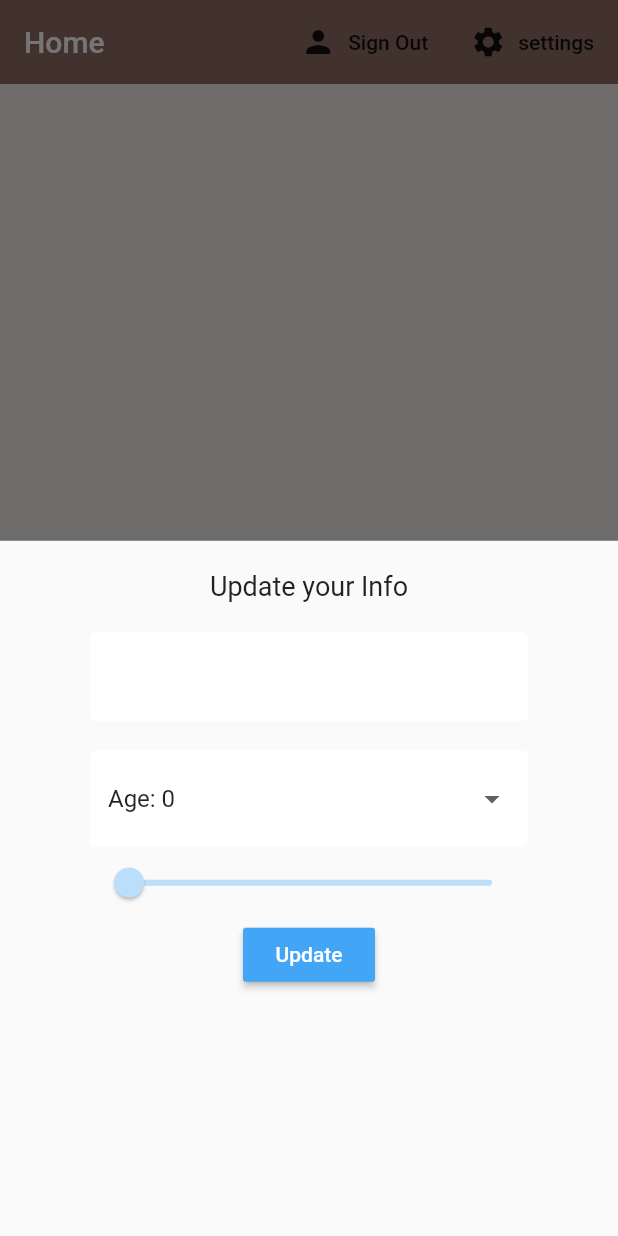
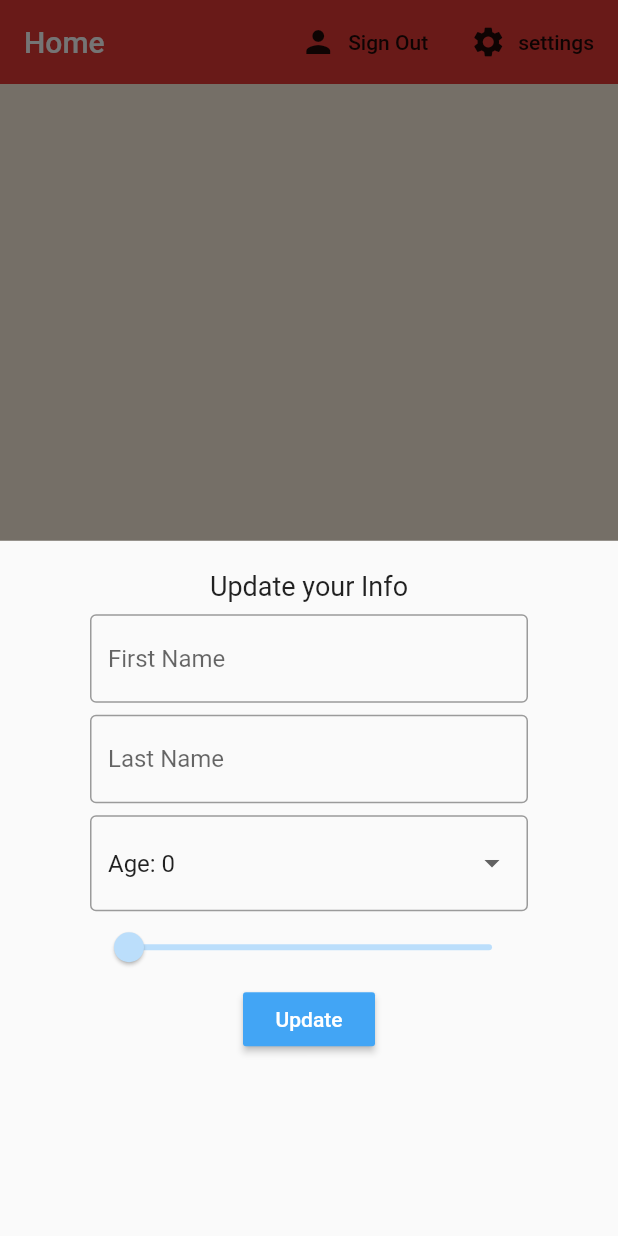
Before and after one commit to meAhsan/rental_life_real_estate, a Flutter app: the screen it shows once a user with an empty profile is signed in, item 4 of the bottom bar chosen, after a tap on "settings", on a phone screen of 412 x 824 dp. Run offline on Flutter 3.47's test engine with Material 2 defaults, Android fonts, the phone set to English and light mode, and no system bars; our stand-ins replace cloud_firestore, firebase_auth, firebase_storage, flutter_spinkit, font_awesome_flutter, google_sign_in and 2 more; accounts and stored records are empty; network calls fail.

Commit message:
Update 0.0.4

```diff
--- a/lib/model/user.dart
+++ b/lib/model/user.dart
@@ -6,9 +6,12 @@ class User {
 
 class UserDocumentData {
   final String uid;
-  final String name;
+  final String firstName;
+  final String lastName;
   final String email;
   final int age;
+  String bio;
 
-  UserDocumentData({this.uid, this.name, this.email, this.age});
+  UserDocumentData({this.uid, this.firstName, this.lastName, this.email, this.age});
+
 }
--- a/lib/model/userInfo.dart
+++ b/lib/model/userInfo.dart
@@ -1,7 +1,8 @@
 class UserData {
-  final String name;
+  final String firstName;
+  final String lastName;
   final String email;
   final int age;
 
-  UserData({this.name, this.email, this.age});
+  UserData({this.firstName, this.lastName, this.email, this.age});
 }
--- a/lib/screens/authenticate/authenticate.dart
+++ b/lib/screens/authenticate/authenticate.dart
@@ -1,3 +1,4 @@
+/*
 import 'package:flutter/material.dart';
 import 'package:realestate/screens/authenticate/register.dart';
 import 'package:realestate/screens/authenticate/sign_in.dart';
@@ -25,3 +26,4 @@ class _AuthenticateState extends State<Authenticate> {
     }
   }
 }
+*/
--- a/lib/screens/authenticate/welcome_screen.dart
+++ b/lib/screens/authenticate/welcome_screen.dart
@@ -5,14 +5,14 @@ import 'package:realestate/shared/loading.dart';
 //import 'package:flutter_ui_challenges/core/presentation/res/assets.dart';
 import 'package:font_awesome_flutter/font_awesome_flutter.dart';
 
-class AuthThreePage extends StatefulWidget {
+class AuthenticationPage extends StatefulWidget {
   static final String path = "lib/screens/authenticate/welcome_screen.dart";
 
   @override
-  _AuthThreePageState createState() => _AuthThreePageState();
+  _AuthenticationPageState createState() => _AuthenticationPageState();
 }
 
-class _AuthThreePageState extends State<AuthThreePage> {
+class _AuthenticationPageState extends State<AuthenticationPage> {
   final AuthService _authService = AuthService();
 
   final String backImg = "image_assets/welcome_screen_bg.jpg";
@@ -318,10 +318,12 @@ class _SignInWithEmailState extends State<SignInWithEmail> {
               SizedBox(
                 height: 12,
               ),
-              Text(
-                error,
-                style: TextStyle(color: Colors.red, fontSize: 14),
-              ),
+              Center(
+                child: Text(
+                  error,
+                  style: TextStyle(color: Colors.red, fontSize: 14),
+                ),
+              )
             ],
           ),
         ));
@@ -393,6 +395,8 @@ class _RegisterState extends State<Register> {
 
   //text field state
   String email = '';
+  String firstName = '';
+  String lastName = '';
   String password = '';
   String error = '';
 
@@ -412,6 +416,42 @@ class _RegisterState extends State<Register> {
                 shrinkWrap: true,
                 padding: const EdgeInsets.all(16.0),
                 children: <Widget>[
+                  /*Row(
+                    mainAxisSize: MainAxisSize.min,
+                    mainAxisAlignment: MainAxisAlignment.center,
+                    children: <Widget>[*/
+                      TextFormField(
+                        decoration: InputDecoration(
+                          hintText: "First Name",
+                          border: OutlineInputBorder(),
+                        ),
+                        validator: ((val) => val.isEmpty ? 'First Name is mandatory' : null),
+                        onChanged: (val) {
+                          setState(() {
+                            firstName = val;
+                          });
+                        },
+                      ),
+                  SizedBox(
+                    height: 10,
+                  ),
+                      TextFormField(
+                        decoration: InputDecoration(
+                          hintText: "Last Name",
+                          border: OutlineInputBorder(),
+                        ),
+                        validator: ((val) => val.isEmpty ? 'Last Name is mandatory' : null),
+                        onChanged: (val) {
+                          setState(() {
+                            lastName = val;
+                          });
+                        },
+                      ),
+                    /*],
+                  ),*/
+                  SizedBox(
+                    height: 10,
+                  ),
                   TextFormField(
                     decoration: InputDecoration(
                       suffixIcon: Icon(Icons.email,
@@ -427,7 +467,7 @@ class _RegisterState extends State<Register> {
                     },
                   ),
                   SizedBox(
-                    height: 20,
+                    height: 10,
                   ),
                   TextFormField(
                     obscureText: true,
@@ -447,7 +487,7 @@ class _RegisterState extends State<Register> {
                     },
                   ),
                   SizedBox(
-                    height: 20,
+                    height: 10,
                   ),
                   RaisedButton(
                     color: Colors.red,
@@ -465,23 +505,26 @@ class _RegisterState extends State<Register> {
                           loading = true;
                         });
                         dynamic result = await _authService.registerWithEmail(
-                            email, password);
+                            email, password, firstName, lastName);
                         if (result == null) {
                           setState(() {
                             loading = false;
-                            return error = 'Please supply a valid email';
+                            return error = 'Please supply a valid email id';
                           });
                         }
                       }
                     },
                   ),
                   SizedBox(
-                    height: 12,
+                    height: 0,
                   ),
-                  Text(
-                    error,
-                    style: TextStyle(color: Colors.red, fontSize: 14),
-                  )
+                  Center(
+                    child: Text(
+                      error,
+                      style: TextStyle(color: Colors.red, fontSize: 14),
+                    ),
+                  ),
+
                 ],
               ),
             ));
--- a/lib/screens/home/bottom_navigation_bar.dart
+++ b/lib/screens/home/bottom_navigation_bar.dart
@@ -2,6 +2,7 @@ import 'package:flutter/material.dart';
 import 'package:realestate/screens/ads/image_capture.dart';
 import 'package:realestate/screens/ads/user_ads_main_page.dart';
 import 'package:realestate/screens/home/home.dart';
+import 'package:realestate/screens/home/user_profile.dart';
 
 class BottomNavigationWidget extends StatefulWidget {
   BottomNavigationWidget({Key key}) : super(key: key);
@@ -15,13 +16,14 @@ class _MyStatefulWidgetState extends State<BottomNavigationWidget> {
   static const TextStyle optionStyle =
       TextStyle(fontSize: 30, fontWeight: FontWeight.bold);
   static List<Widget> _widgetOptions = <Widget>[
-    Text(
+    /*Text(
       'Index 0: Home',
       style: optionStyle,
-    ),
+    ),*/
+    ProfilePage(),
     ImageCapture(),
     Text(
-      'Index 2: Chat',
+      'Chat Coming Soon.',
       style: optionStyle,
     ),
     Home(),
--- a/lib/screens/home/home.dart
+++ b/lib/screens/home/home.dart
@@ -25,10 +25,10 @@ class Home extends StatelessWidget {
     return StreamProvider<List<UserData>>.value(
       value: DatabaseService().userDocumentsStream,
       child: Scaffold(
-        backgroundColor: Colors.brown[50],
+        backgroundColor: Colors.orange[50],
         appBar: AppBar(
           title: Text('Home'),
-          backgroundColor: Colors.brown[400],
+          backgroundColor: Colors.red[600],
           elevation: 0,
           actions: <Widget>[
             FlatButton.icon(
--- a/lib/screens/home/settings_form.dart
+++ b/lib/screens/home/settings_form.dart
@@ -22,7 +22,8 @@ class _SettingsFormState extends State<SettingsForm> {
   final _formKey = GlobalKey<FormState>();
   final List<int> age = createAgeArray();
 
-  String _currentName;
+  String firstName;
+  String lastName;
   String _currentPhoneNumber;
   int _currentAge;
 
@@ -46,21 +47,40 @@ class _SettingsFormState extends State<SettingsForm> {
                     style: TextStyle(fontSize: 18),
                   ),
                   SizedBox(
-                    height: 20,
+                    height: 8,
                   ),
                   TextFormField(
-                    initialValue: userDocumentData.name ?? userDocumentData.name,
-                    decoration: textInputDecorationForString,
+                    initialValue: userDocumentData.firstName ?? userDocumentData.firstName,
+                    decoration: InputDecoration(
+                      hintText: "First Name",
+                      border: OutlineInputBorder(),
+                    ),
                     validator: (val) =>
-                        val.isEmpty ? 'Please enter a name' : null,
-                    onChanged: (val) => setState(() => _currentName = val),
+                    val.isEmpty ? 'Please enter a name' : null,
+                    onChanged: (val) => setState(() => firstName = val),
                   ),
                   SizedBox(
-                    height: 20,
+                    height: 8,
+                  ),
+                  TextFormField(
+
+                    initialValue: userDocumentData.lastName ?? userDocumentData.lastName,
+                    decoration: InputDecoration(
+                      hintText: "Last Name",
+                      border: OutlineInputBorder(),
+                    ),
+                    validator: (val) =>
+                    val.isEmpty ? 'Please enter a name' : null,
+                    onChanged: (val) => setState(() => lastName = val),
+                  ),
+                  SizedBox(
+                    height: 8,
                   ),
                   //dropdown
                   DropdownButtonFormField(
-                    decoration: textInputDecorationForString,
+                    decoration: InputDecoration(
+                    border: OutlineInputBorder(),
+                  ),
                     value: _currentAge ?? userDocumentData.age,
                     items: age.map((a) {
                       return DropdownMenuItem(
@@ -90,7 +110,8 @@ class _SettingsFormState extends State<SettingsForm> {
                     onPressed: () async {
                       if(_formKey.currentState.validate()){
                         await DatabaseService(uid: user.uid).updateUserData(
-                            _currentName ?? userDocumentData.name,
+                          firstName ?? userDocumentData.firstName,
+                            lastName ?? userDocumentData.lastName,
                             userDocumentData.email,
                             _currentAge ?? userDocumentData.age);
                       }
--- a/lib/screens/home/userInfo_tile.dart
+++ b/lib/screens/home/userInfo_tile.dart
@@ -18,7 +18,7 @@ class UserInfoTile extends StatelessWidget {
             backgroundColor: Colors.blue,
           ),
           title: Text(userData.email),
-          subtitle: Text('Name: ${userData.name} & Age: ${userData.age}'),
+          subtitle: Text('First Name: ${userData.firstName}, Last Name: ${userData.lastName} & Age: ${userData.age}'),
         ),
       ),
     );
--- /dev/null
+++ b/lib/screens/home/user_profile.dart
@@ -0,0 +1,273 @@
+import 'package:provider/provider.dart';
+import 'package:realestate/model/user.dart';
+import 'package:flutter/material.dart';
+import 'package:realestate/screens/home/settings_form.dart';
+import 'package:realestate/services/auth.dart';
+import 'package:realestate/services/database.dart';
+import 'package:realestate/shared/loading.dart';
+
+class ProfilePage extends StatefulWidget {
+  @override
+  _ProfilePageState createState() => _ProfilePageState();
+}
+
+class _ProfilePageState extends State<ProfilePage> {
+  AuthService _authService = AuthService();
+
+  void _showSettingsPanel() {
+    showModalBottomSheet(
+        context: context,
+        builder: (context) {
+          return Container(
+            padding: EdgeInsets.symmetric(vertical: 20, horizontal: 60),
+            child: SettingsForm(),
+          );
+        });
+  }
+
+  @override
+  Widget build(BuildContext context) {
+    final user = Provider.of<User>(context);
+
+    return StreamBuilder<UserDocumentData>(
+        stream: DatabaseService(uid: user.uid).userDataDocument,
+        builder: (context, snapshot) {
+          //Snapshot here is not from firebase, it is data coming down the stream.
+          if (snapshot.hasData) {
+            UserDocumentData userDocumentData = snapshot.data;
+            return Scaffold(
+                backgroundColor: Colors.grey.shade100,
+                extendBodyBehindAppBar: true,
+                extendBody: true,
+                appBar: AppBar(
+
+                  backgroundColor: Colors.transparent,
+                  elevation: 0,
+                  /*actions: <Widget>[
+                    FlatButton.icon(
+                        onPressed: () async {
+                          await _authService.signOut();
+                        },
+                        icon: Icon(Icons.person),
+                        label: Text('Sign Out')),
+                    FlatButton.icon(
+                        onPressed: () => _showSettingsPanel(),
+                        icon: Icon(Icons.settings),
+                        label: Text('settings')),
+                  ],*/
+                ),
+                body: SingleChildScrollView(
+                  child: Column(
+                    children: <Widget>[
+                      ProfileHeader(
+                        avatar: NetworkImage(
+                            "https://www.deviantart.com/emicraftz/art/Anonymous-Profile-Picture-by-EmiCraftZ-630955348"),
+                        coverImage: NetworkImage(
+                            "https://www.awazieikechi.com/wp-content/uploads/2016/11/Take-the-first-step-in-faith.-You-dont-have-to-see-the-whole-staircase-just-take-the-first-step.jpg"),
+                        title:
+                            "${userDocumentData.firstName} ${userDocumentData.lastName}" ??
+                                "Set Your Name",
+                        subtitle: "User",
+                        actions: <Widget>[
+                          MaterialButton(
+                            color: Colors.white,
+                            shape: CircleBorder(),
+                            elevation: 0,
+                            child: Icon(Icons.edit),
+                            onPressed: () {},
+                          )
+                        ],
+                      ),
+                      const SizedBox(height: 10.0),
+                      UserInfo(
+                        userDocumentData: userDocumentData,
+                      ),
+                    ],
+                  ),
+                ));
+          } else {
+            return Loading();
+          }
+        });
+  }
+}
+
+class UserInfo extends StatelessWidget {
+  UserDocumentData userDocumentData;
+
+  UserInfo({this.userDocumentData});
+
+  @override
+  Widget build(BuildContext context) {
+    return Container(
+      padding: EdgeInsets.all(10),
+      child: Column(
+        children: <Widget>[
+          Container(
+            padding: const EdgeInsets.only(left: 8.0, bottom: 4.0),
+            alignment: Alignment.topLeft,
+            child: Text(
+              "User Information",
+              style: TextStyle(
+                color: Colors.black87,
+                fontWeight: FontWeight.w500,
+                fontSize: 16,
+              ),
+              textAlign: TextAlign.left,
+            ),
+          ),
+          Card(
+            child: Container(
+              alignment: Alignment.topLeft,
+              padding: EdgeInsets.all(15),
+              child: Column(
+                children: <Widget>[
+                  Column(
+                    children: <Widget>[
+                      ...ListTile.divideTiles(
+                        color: Colors.grey,
+                        tiles: [
+                          ListTile(
+                            contentPadding: EdgeInsets.symmetric(
+                                horizontal: 12, vertical: 4),
+                            leading: Icon(Icons.my_location),
+                            title: Text("Location"),
+                            subtitle: Text("Islamabad"),
+                          ),
+                          ListTile(
+                            leading: Icon(Icons.email),
+                            title: Text("Email"),
+                            subtitle: Text(userDocumentData.email),
+                          ),
+                          ListTile(
+                            leading: Icon(Icons.perm_identity),
+                            title: Text("User ID"),
+                            subtitle: Text(userDocumentData.uid),
+                          ),
+                          ListTile(
+                            leading: Icon(Icons.person),
+                            title: Text("About Me"),
+                            subtitle: Text("${userDocumentData.age} years old"),
+                          ),
+                        ],
+                      ),
+                    ],
+                  )
+                ],
+              ),
+            ),
+          )
+        ],
+      ),
+    );
+  }
+}
+
+class ProfileHeader extends StatelessWidget {
+  final ImageProvider<dynamic> coverImage;
+  final ImageProvider<dynamic> avatar;
+  final String title;
+  final String subtitle;
+  final List<Widget> actions;
+
+  const ProfileHeader(
+      {Key key,
+      @required this.coverImage,
+      @required this.avatar,
+      @required this.title,
+      this.subtitle,
+      this.actions})
+      : super(key: key);
+
+  @override
+  Widget build(BuildContext context) {
+    return Stack(
+      children: <Widget>[
+        Ink(
+          height: 200,
+          decoration: BoxDecoration(
+            image: DecorationImage(image: coverImage, fit: BoxFit.cover),
+          ),
+        ),
+        Ink(
+          height: 200,
+          decoration: BoxDecoration(
+            color: Colors.black38,
+          ),
+        ),
+        if (actions != null)
+          Container(
+            width: double.infinity,
+            height: 200,
+            padding: const EdgeInsets.only(bottom: 0.0, right: 0.0),
+            alignment: Alignment.bottomRight,
+            child: Row(
+              mainAxisSize: MainAxisSize.min,
+              children: actions,
+            ),
+          ),
+        Container(
+          width: double.infinity,
+          margin: const EdgeInsets.only(top: 160),
+          child: Column(
+            children: <Widget>[
+              Avatar(
+                image: avatar,
+                radius: 40,
+                backgroundColor: Colors.white,
+                borderColor: Colors.grey.shade300,
+                borderWidth: 4.0,
+              ),
+              Text(
+                title,
+                style: Theme.of(context).textTheme.title,
+              ),
+              if (subtitle != null) ...[
+                const SizedBox(height: 5.0),
+                Text(
+                  subtitle,
+                  style: Theme.of(context).textTheme.subtitle,
+                ),
+              ]
+            ],
+          ),
+        )
+      ],
+    );
+  }
+}
+
+class Avatar extends StatelessWidget {
+  final ImageProvider<dynamic> image;
+  final Color borderColor;
+  final Color backgroundColor;
+  final double radius;
+  final double borderWidth;
+
+  const Avatar(
+      {Key key,
+      @required this.image,
+      this.borderColor = Colors.grey,
+      this.backgroundColor,
+      this.radius = 30,
+      this.borderWidth = 5})
+      : super(key: key);
+
+  @override
+  Widget build(BuildContext context) {
+    return CircleAvatar(
+      radius: radius + borderWidth,
+      backgroundColor: borderColor,
+      child: CircleAvatar(
+        radius: radius,
+        backgroundColor: backgroundColor != null
+            ? backgroundColor
+            : Theme.of(context).primaryColor,
+        child: CircleAvatar(
+          radius: radius - borderWidth,
+          backgroundImage: image,
+        ),
+      ),
+    );
+  }
+}
--- a/lib/screens/wrapper.dart
+++ b/lib/screens/wrapper.dart
@@ -16,7 +16,7 @@ class Wrapper extends StatelessWidget {
 
     if(user == null){
       //_widget =  Authenticate();
-      _widget =  AuthThreePage();
+      _widget =  AuthenticationPage();
     }else{
       _widget =  BottomNavigationWidget();//Home();
     }
--- a/lib/services/database.dart
+++ b/lib/services/database.dart
@@ -12,17 +12,18 @@ class DatabaseService {
       Firestore.instance.collection('user');
 
   //create a new document with uid
-  Future updateUserData(String name, String email, int age) async {
+  Future updateUserData(String firstName, String lastName, String email, int age) async {
     return await userCollection
         .document(uid)
-        .setData({'name': name, 'email': email, 'age': age});
+        .setData({'first name': firstName,'last name': lastName, 'email': email, 'age': age});
   }
 
   //UserInfo list from snapshot
   List<UserData> _userInfoListFromSnapshot(QuerySnapshot snapshot) {
     return snapshot.documents.map((doc) {
       return UserData(
-          name: doc.data['name'] ?? '',
+          firstName: doc.data['first name'] ?? '',
+          lastName: doc.data['last name'] ?? '',
           email: doc.data['email'] ?? '',
           age: doc.data['age'] ?? 0);
     }).toList();
@@ -37,7 +38,8 @@ class DatabaseService {
   UserDocumentData _userDocumentDataFromSnapshot(DocumentSnapshot snapshot) {
     return UserDocumentData(
       uid: uid,
-      name: snapshot.data['name'],
+      firstName: snapshot.data['first name'],
+      lastName: snapshot.data['last name'],
       email: snapshot.data['email'],
       age: snapshot.data['age'],
     );
```
Also changed, not shown: lib/screens/authenticate/register.dart (+6 -2 lines).
